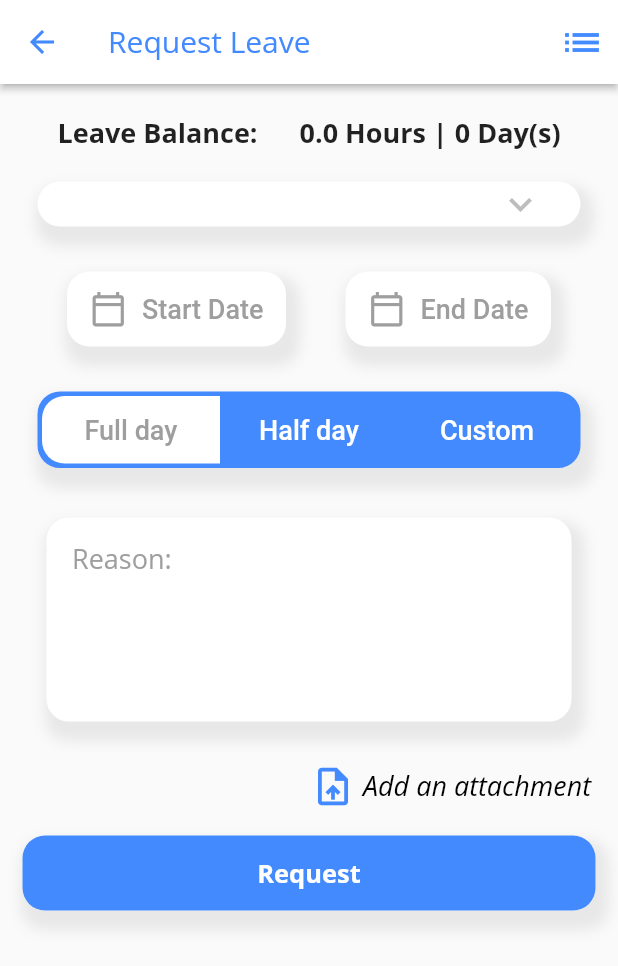
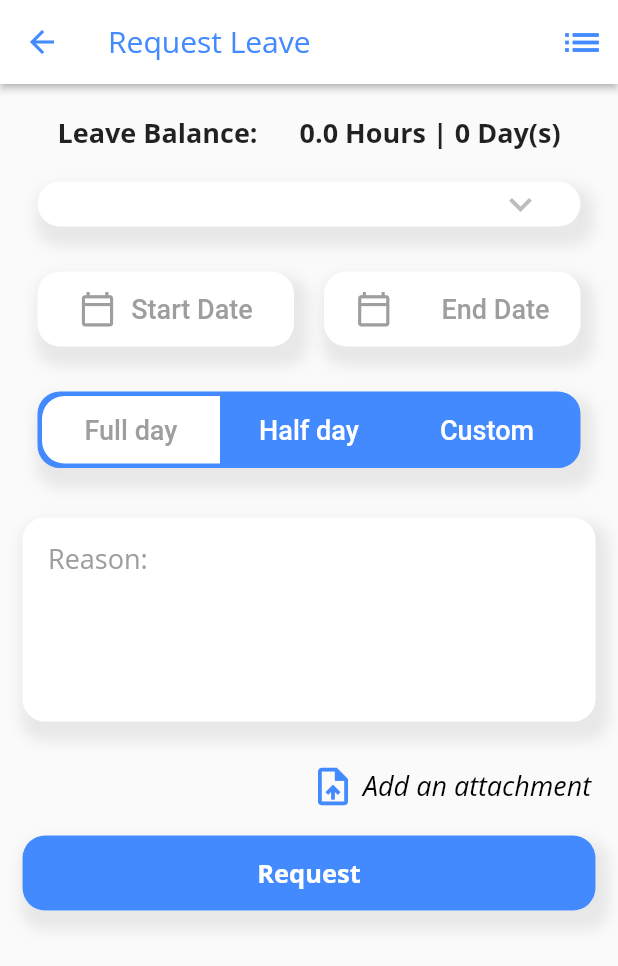
Before and after one commit to EnvernyIT/rainbow_mobile_app, a Flutter app: the AbsenceRequestPage screen opened directly, on a phone screen of 412 x 824 dp. Shown: the top 966 px of the screen. Run offline on Flutter 3.47's test engine with Material 2 defaults, Android fonts, the phone set to English and light mode, and no system bars; our stand-ins replace file_picker, get_storage, image_picker, open_file, shared_preferences, splashscreen; missing offline and left inert: syncfusion_flutter_pdf, syncfusion_flutter_pdfviewer; accounts and stored records are empty; generated files the repository leaves out were written again; Roboto replaces fonts that are missing (Open Sans).

Commit message:
request layout: removed fixed width

```diff
--- a/lib/Components/TextInputs/DateInputField.dart
+++ b/lib/Components/TextInputs/DateInputField.dart
@@ -20,9 +20,12 @@ class DateInputField extends StatelessWidget {
   @override
   Widget build(BuildContext context) {
     return Row(mainAxisAlignment: MainAxisAlignment.spaceEvenly, children: [
-      Container(
-        padding: const EdgeInsets.only(left: 15, right: 15, top: 10, bottom: 10),
+      Expanded(
+          child: Container(
+        padding:
+            const EdgeInsets.only(left: 15, right: 15, top: 10, bottom: 10),
         height: 50,
+        width: double.infinity,
         child: GestureDetector(
           onTap: onTap,
           child: Row(
@@ -61,10 +64,13 @@ class DateInputField extends StatelessWidget {
             )
           ],
         ),
-      ),
-      Container(
-        padding: const EdgeInsets.only(left: 15, right: 15, top: 10, bottom: 10),
+      )),
+      Expanded(
+          child: Container(
+        padding:
+            const EdgeInsets.only(left: 15, right: 15, top: 10, bottom: 10),
         height: 50,
+        width: double.infinity,
         child: GestureDetector(
           onTap: onTap,
           child: Row(
@@ -103,7 +109,7 @@ class DateInputField extends StatelessWidget {
             )
           ],
         ),
-      ),
+      )),
     ]);
   }
 }
--- a/lib/Components/TextInputs/MultiLineInputField.dart
+++ b/lib/Components/TextInputs/MultiLineInputField.dart
@@ -28,7 +28,7 @@ class MultiLineInputField extends StatelessWidget {
           return Container(
             margin: const EdgeInsets.only(top: 8.0, bottom: 10.0),
             padding: const EdgeInsets.only(left: 14),
-            width: width ?? 350,
+            width: double.infinity,
             decoration: BoxDecoration(
               border: Border.all(color: Colors.white, width: 3.0),
               borderRadius: BorderRadius.circular(15),
--- a/lib/Pages/Calendar/AbsenceRequestPage/AbsenceRequestPage.dart
+++ b/lib/Pages/Calendar/AbsenceRequestPage/AbsenceRequestPage.dart
@@ -478,7 +478,8 @@ class _AbsenceRequestPageState extends State<AbsenceRequestPage>
                             ),
                             custom
                                 ? Container(
-                                    padding: const EdgeInsets.only(
+                                width: double.infinity,
+                                padding: const EdgeInsets.only(
                                         left: 20, right: 20),
                                     margin: const EdgeInsets.all(10),
                                     decoration: BoxDecoration(
@@ -588,7 +589,7 @@ class _AbsenceRequestPageState extends State<AbsenceRequestPage>
                                   child: Container(
                                       alignment: Alignment.center,
                                       height: 50,
-                                      width: 400,
+                                      width: double.infinity,
                                       decoration: BoxDecoration(
                                           borderRadius:
                                               BorderRadius.circular(15),
```
